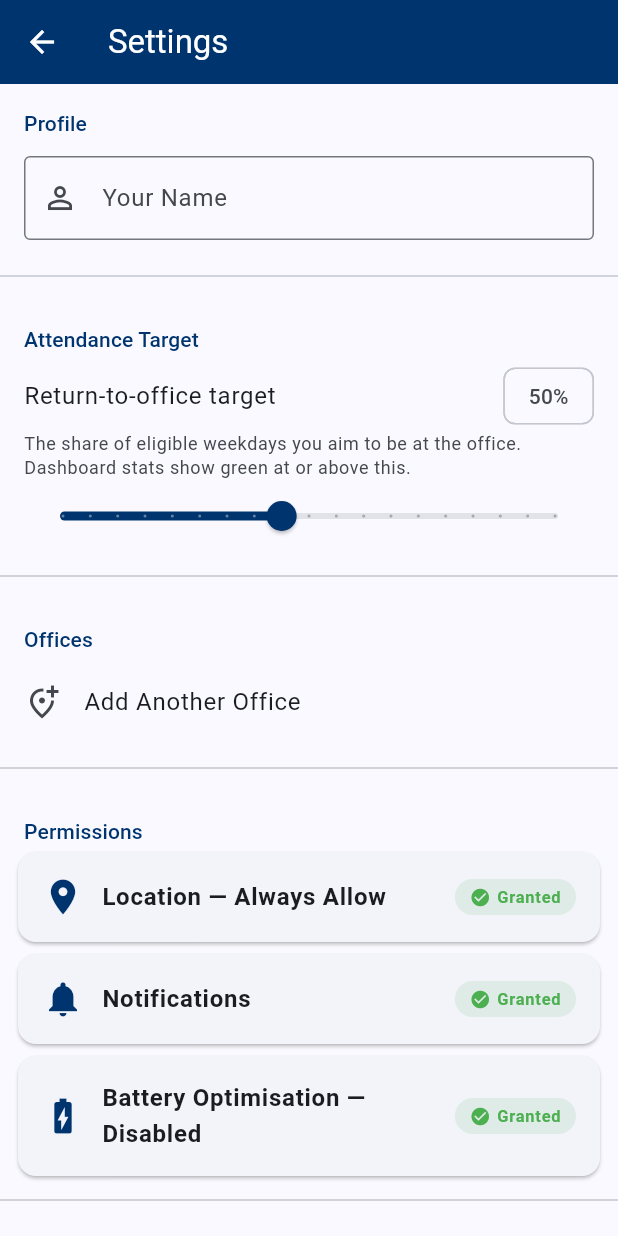
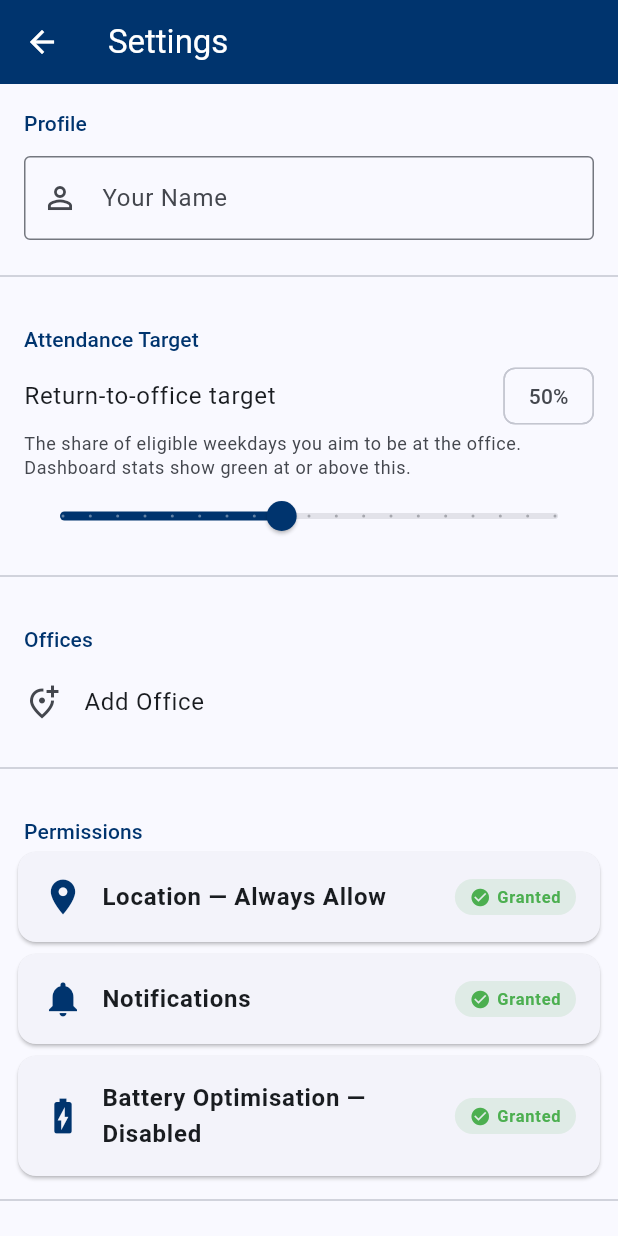
Before and after one commit to ryandam9/attendance-register, a Flutter app: the SettingsScreen screen opened directly, on a phone screen of 412 x 824 dp. Run offline on Flutter 3.47's test engine with Material 3 defaults, Android fonts, the phone set to English and light mode, and no system bars; drawn by our look-alikes of dynamic_color; our stand-ins replace confetti, flutter_local_notifications, flutter_riverpod, geocoding, geolocator, native_geofence and 4 more; missing offline and left inert: a package; accounts and stored records are empty.

Commit message:
Settings: 'Add Office' when none yet; platform-aware check-in copy
- The add-office tile now reads 'Add Office' until the first office exists, then
  'Add Another Office'.
- 'How It Works > Automatic Check-In' described OS geofencing, which is only true
  on Android/iOS. Show platform-specific copy: macOS notes there's no background
  geofencing (use Check-In for Today / mark days); Windows/Linux/web say
  automatic check-in is mobile-only. Hide the Android-only 'Battery Tip' off
  mobile.

Co-Authored-By: Claude Opus 4.8 <noreply@anthropic.com>
Claude-Session: https://claude.ai/code/session_01GZJSTbcPj6LbY48osRL86X

```diff
--- a/lib/screens/settings_screen.dart
+++ b/lib/screens/settings_screen.dart
@@ -1,5 +1,7 @@
 import 'dart:async';
 
+import 'package:flutter/foundation.dart'
+    show defaultTargetPlatform, kIsWeb, TargetPlatform;
 import 'package:flutter/material.dart';
 import 'package:flutter/services.dart';
 import 'package:flutter_riverpod/flutter_riverpod.dart';
@@ -28,6 +30,37 @@ class SettingsScreen extends ConsumerWidget {
     final officeState = ref.watch(officeProvider);
     final notifier = ref.read(officeProvider.notifier);
 
+    // Automatic check-in is geofencing-based and only works on Android/iOS, so
+    // the "How It Works" copy is platform-specific.
+    final isMobile =
+        !kIsWeb &&
+        (defaultTargetPlatform == TargetPlatform.android ||
+            defaultTargetPlatform == TargetPlatform.iOS);
+    final isMacOS = !kIsWeb && defaultTargetPlatform == TargetPlatform.macOS;
+    final String autoCheckInBody;
+    if (isMobile) {
+      autoCheckInBody =
+          'The OS monitors virtual geofence boundaries around your '
+          'offices. When you enter an office boundary, the OS wakes the '
+          'app in the background to record your attendance automatically '
+          'once per day. Opening the app while at the office records it '
+          'too.\n\n'
+          'You can also tap "Check-In for Today" on the home screen to '
+          'record today\'s attendance manually.';
+    } else if (isMacOS) {
+      autoCheckInBody =
+          'Background geofencing isn\'t available on macOS, so attendance '
+          'isn\'t recorded automatically while the app is closed.\n\n'
+          'Tap "Check-In for Today" on the home screen when you\'re at the '
+          'office, or mark any day from the calendar.';
+    } else {
+      autoCheckInBody =
+          'Automatic, location-based check-in is only available on Android '
+          'and iOS.\n\n'
+          'On this platform, tap "Check-In for Today" on the home screen, or '
+          'mark any day from the calendar.';
+    }
+
     // Each settings section as a self-contained block (label + content) so it
     // can be laid out as one column (phone) or two columns (desktop).
     Widget block(String label, List<Widget> children) => Column(
@@ -51,7 +84,9 @@ class SettingsScreen extends ConsumerWidget {
       ),
       ListTile(
         leading: const Icon(Icons.add_location_alt_outlined),
-        title: const Text('Add Another Office'),
+        title: Text(
+          officeState.offices.isEmpty ? 'Add Office' : 'Add Another Office',
+        ),
         onTap: () => Navigator.push(
           context,
           appRoute(const SetupScreen()),
@@ -79,23 +114,15 @@ class SettingsScreen extends ConsumerWidget {
       ),
     ]);
     final howItWorks = block('How It Works', [
-      const ExpansionTile(
-        leading: Icon(Icons.schedule_outlined),
-        title: Text('Automatic Check-In'),
-        childrenPadding: EdgeInsets.fromLTRB(16, 0, 16, 12),
+      ExpansionTile(
+        leading: const Icon(Icons.schedule_outlined),
+        title: const Text('Automatic Check-In'),
+        childrenPadding: const EdgeInsets.fromLTRB(16, 0, 16, 12),
         expandedCrossAxisAlignment: CrossAxisAlignment.start,
-        children: [
-          Text(
-            'The OS monitors virtual geofence boundaries around your '
-            'offices. When you enter an office boundary, the OS wakes the '
-            'app in the background to record your attendance automatically '
-            'once per day. Opening the app while at the office records it '
-            'too.\n\n'
-            'You can also tap "Check-In for Today" on the home screen to '
-            'record today\'s attendance manually.',
+        children: [Text(autoCheckInBody)],
       ),
-        ],
-      ),
+      // Battery optimisation only matters for Android's background geofencing.
+      if (isMobile)
         const ExpansionTile(
           leading: Icon(Icons.battery_saver_outlined),
           title: Text('Battery Tip'),
```
Lines whose indentation alone changed are shown as unchanged.
